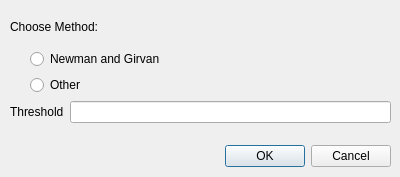
Above: navi/gui/ui_src/clusterization_dialog.ui from ivancrneto/tcc before the change. Below: the same form after it.
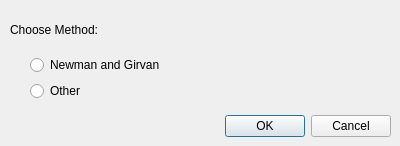
That is the form after the change.

```diff
--- a/navi/gui/ui_src/clusterization_dialog.ui
+++ b/navi/gui/ui_src/clusterization_dialog.ui
@@ -7,7 +7,7 @@
     <x>0</x>
     <y>0</y>
     <width>400</width>
-    <height>177</height>
+    <height>146</height>
    </rect>
   </property>
   <property name="windowTitle">
@@ -17,7 +17,7 @@
    <property name="geometry">
     <rect>
      <x>50</x>
-     <y>140</y>
+     <y>110</y>
      <width>341</width>
      <height>32</height>
     </rect>
@@ -35,7 +35,7 @@
      <x>10</x>
      <y>10</y>
      <width>381</width>
-     <height>123</height>
+     <height>91</height>
     </rect>
    </property>
    <layout class="QVBoxLayout" name="verticalLayout">
@@ -106,23 +106,6 @@
       </item>
      </layout>
     </item>
-    <item>
-     <layout class="QHBoxLayout" name="horizontalLayout_3">
-      <property name="bottomMargin">
-       <number>10</number>
-      </property>
-      <item>
-       <widget class="QLabel" name="label_2">
-        <property name="text">
-         <string>Threshold</string>
-        </property>
-       </widget>
-      </item>
-      <item>
-       <widget class="QLineEdit" name="threshold_input"/>
-      </item>
-     </layout>
-    </item>
    </layout>
   </widget>
  </widget>
```
